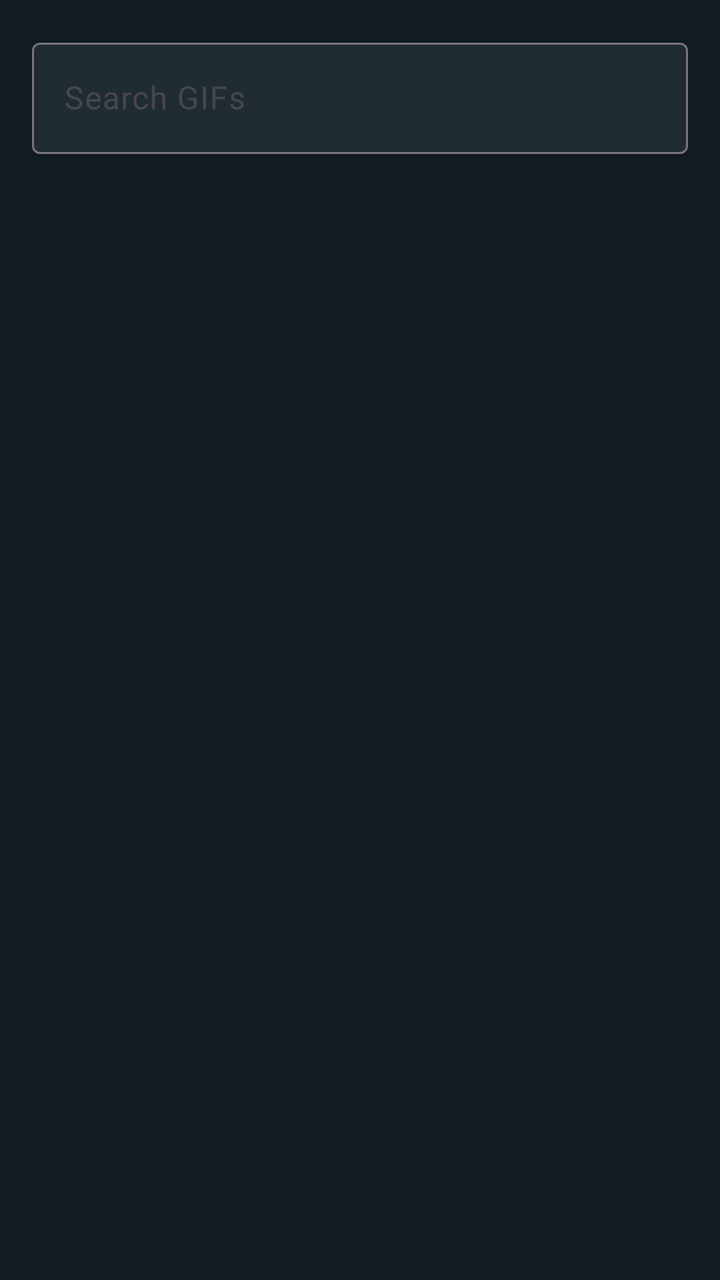
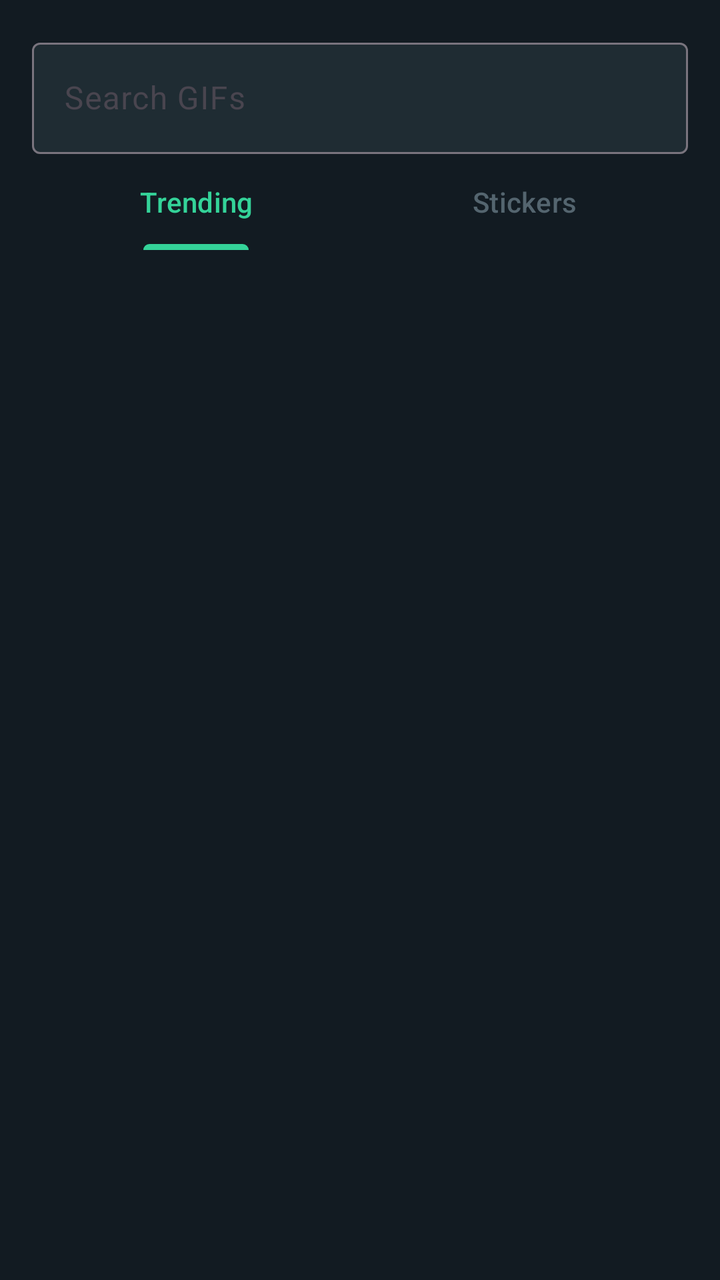

Before-and-after screenshots of an Android layout around one commit, followed by the original layout XML and the change that was made.
<!-- AndroidManifest.xml: application theme Theme.GoChat -->
<!-- res/layout/bottom_sheet_gif_picker.xml -->
<?xml version="1.0" encoding="utf-8"?>
<LinearLayout xmlns:android="http://schemas.android.com/apk/res/android"
    xmlns:app="http://schemas.android.com/apk/res-auto"
    xmlns:tools="http://schemas.android.com/tools"
    android:layout_width="match_parent"
    android:layout_height="match_parent"
    android:background="#121B22"
    android:orientation="vertical"
    android:padding="16dp">

    <com.google.android.material.textfield.TextInputLayout
        android:layout_width="match_parent"
        android:layout_height="wrap_content"
        android:hint="Search GIFs"
        app:boxBackgroundColor="#1F2C33"
        app:endIconMode="clear_text">

        <com.google.android.material.textfield.TextInputEditText
            android:id="@+id/etSearchGif"
            android:layout_width="match_parent"
            android:layout_height="wrap_content"
            android:textColor="@color/white" />
    </com.google.android.material.textfield.TextInputLayout>

    <androidx.recyclerview.widget.RecyclerView
        android:id="@+id/rvGifs"
        android:layout_width="match_parent"
        android:layout_height="0dp"
        android:layout_marginTop="12dp"
        android:layout_weight="1"
        app:layoutManager="androidx.recyclerview.widget.StaggeredGridLayoutManager"
        app:spanCount="2"
        tools:listitem="@layout/item_gif" />

</LinearLayout>
<!-- res/layout/item_gif.xml (included above) -->
<?xml version="1.0" encoding="utf-8"?>
<com.google.android.material.imageview.ShapeableImageView xmlns:android="http://schemas.android.com/apk/res/android"
    xmlns:app="http://schemas.android.com/apk/res-auto"
    android:id="@+id/ivGif"
    android:layout_width="match_parent"
    android:layout_height="wrap_content"
    android:adjustViewBounds="true"
    android:layout_margin="4dp"
    android:scaleType="centerCrop"
    app:shapeAppearanceOverlay="@style/ShapeAppearance.Material3.Corner.Medium" />
<!-- resources referenced by this layout -->
<resources>
  <color name="white">#FFFFFFFF</color>
  <style name="Theme.GoChat" parent="Base.Theme.GoChat" />
  <style name="Base.Theme.GoChat" parent="Theme.Material3.DayNight.NoActionBar">
          
          <item name="colorPrimary">@color/gochat_accent</item>
          <item name="colorPrimaryDark">@color/gochat_emerald_dark</item>
          <item name="colorSecondary">@color/gochat_emerald_light</item>
          <item name="colorSurface">@color/gochat_surface_dark</item>
          <item name="colorSurfaceContainerHighest">@color/gochat_card_dark</item>
          <item name="colorError">@color/gochat_error</item>
  
          
          <item name="colorOnPrimary">@color/white</item>
          <item name="colorOnSecondary">@color/white</item>
          <item name="colorOnSurface">@color/gochat_text_primary</item>
  
          
          <item name="android:windowBackground">@color/gochat_bg_dark</item>
          <item name="android:statusBarColor">@color/gochat_surface_dark</item>
          <item name="android:navigationBarColor">@color/gochat_surface_dark</item>
          <item name="android:windowLightStatusBar">true</item>
          <item name="android:windowLightNavigationBar">true</item>
      </style>
  <color name="gochat_accent">#10B981</color>
  <color name="gochat_emerald_dark">#008069</color>
  <color name="gochat_emerald_light">#34D399</color>
  <color name="gochat_surface_dark">#FFFFFF</color>
  <color name="gochat_card_dark">#FFFFFF</color>
  <color name="gochat_error">#EF4444</color>
  <color name="gochat_text_primary">#111B21</color>
  <color name="gochat_bg_dark">#F0F2F5</color>
</resources>

<!-- the commit's change to res/layout/bottom_sheet_gif_picker.xml (unified diff, before → after) -->
@@ -11,7 +11,7 @@
     <com.google.android.material.textfield.TextInputLayout
         android:layout_width="match_parent"
         android:layout_height="wrap_content"
-        android:hint="Search GIFs"
+        android:hint="@string/search_gifs_hint"
         app:boxBackgroundColor="#1F2C33"
         app:endIconMode="clear_text">
 
@@ -22,11 +22,32 @@
             android:textColor="@color/white" />
     </com.google.android.material.textfield.TextInputLayout>
 
+    <com.google.android.material.tabs.TabLayout
+        android:id="@+id/tabLayout"
+        android:layout_width="match_parent"
+        android:layout_height="wrap_content"
+        android:background="#121B22"
+        app:tabIndicatorColor="@color/gochat_emerald_light"
+        app:tabSelectedTextColor="@color/gochat_emerald_light"
+        app:tabTextColor="@color/gochat_text_secondary">
+
+        <com.google.android.material.tabs.TabItem
+            android:layout_width="wrap_content"
+            android:layout_height="wrap_content"
+            android:text="@string/trending_tab" />
+
+        <com.google.android.material.tabs.TabItem
+            android:layout_width="wrap_content"
+            android:layout_height="wrap_content"
+            android:text="@string/stickers_tab" />
+
+    </com.google.android.material.tabs.TabLayout>
+
     <androidx.recyclerview.widget.RecyclerView
         android:id="@+id/rvGifs"
         android:layout_width="match_parent"
         android:layout_height="0dp"
-        android:layout_marginTop="12dp"
+        android:layout_marginTop="8dp"
         android:layout_weight="1"
         app:layoutManager="androidx.recyclerview.widget.StaggeredGridLayoutManager"
         app:spanCount="2"
<!-- resource entries referenced after the edit -->
@@ -1,6 +1,9 @@
 <!-- resources referenced by this layout -->
 <resources>
   <color name="white">#FFFFFFFF</color>
+  <string name="search_gifs_hint">Search GIFs</string>
+  <string name="stickers_tab">Stickers</string>
+  <string name="trending_tab">Trending</string>
   <style name="Theme.GoChat" parent="Base.Theme.GoChat" />
   <style name="Base.Theme.GoChat" parent="Theme.Material3.DayNight.NoActionBar">
           
@@ -26,6 +29,7 @@
   <color name="gochat_accent">#10B981</color>
   <color name="gochat_emerald_dark">#008069</color>
   <color name="gochat_emerald_light">#34D399</color>
+  <color name="gochat_text_secondary">#54656F</color>
   <color name="gochat_surface_dark">#FFFFFF</color>
   <color name="gochat_card_dark">#FFFFFF</color>
   <color name="gochat_error">#EF4444</color>
